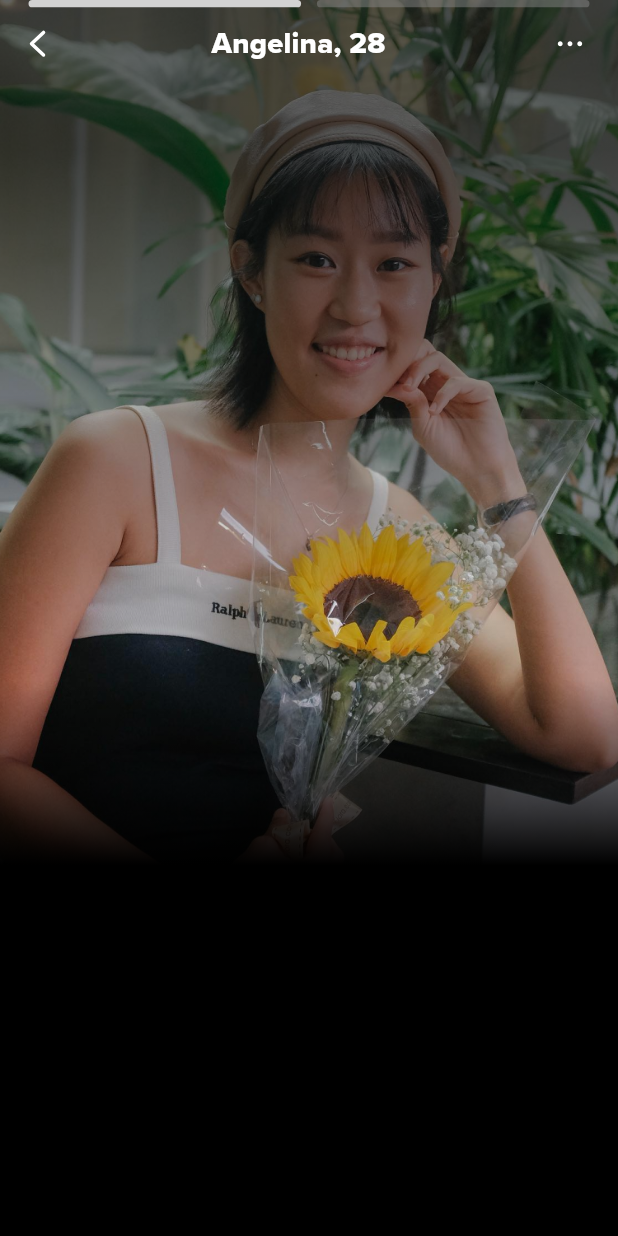
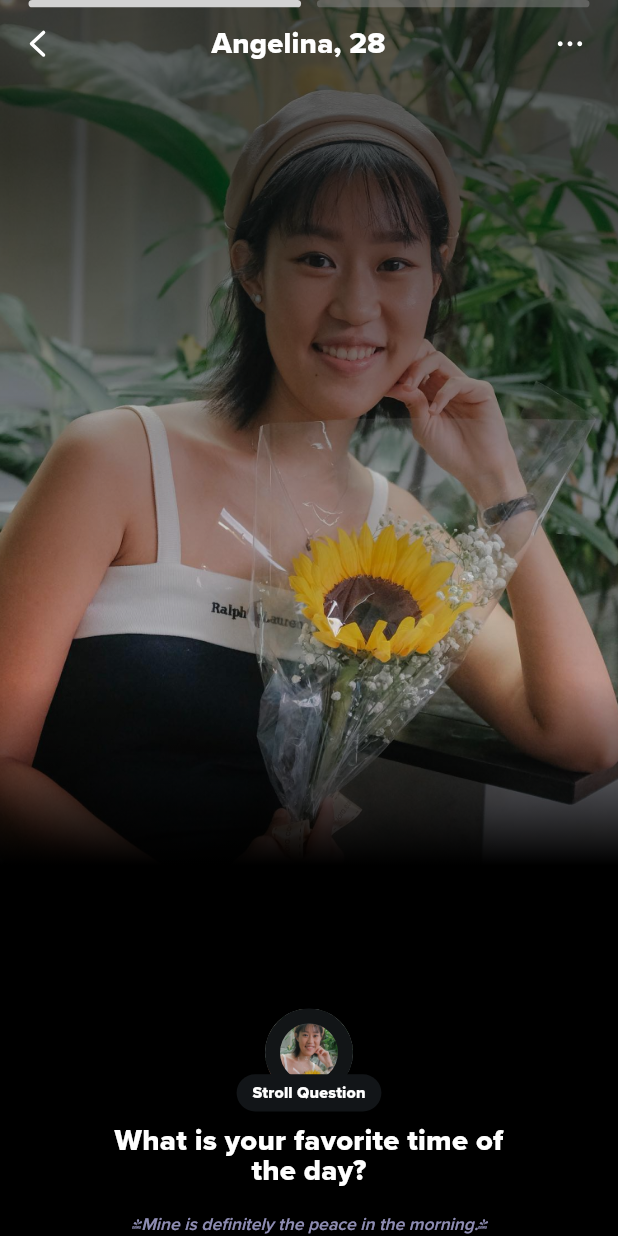
Before and after one commit to Raykemzy/loke-task-2, a Flutter app: the screen it shows after launch, on a phone screen of 412 x 824 dp. Run offline on Flutter 3.47's test engine with Material 3 defaults, Android fonts, the phone set to English and light mode, and no system bars; our stand-ins replace flutter_screenutil, flutter_svg, hive_flutter; accounts and stored records are empty.

Commit message:
bio section

```diff
--- a/lib/presentation/recording_view.dart
+++ b/lib/presentation/recording_view.dart
@@ -1,4 +1,5 @@
 import 'package:flutter/material.dart';
+import 'package:loke_task_2/presentation/widget/bio_section.dart';
 import 'package:loke_task_2/presentation/widget/custom_scaffold.dart';
 import 'package:loke_task_2/presentation/widget/header_section.dart';
 
@@ -13,6 +14,7 @@ class RecordingView extends StatelessWidget {
           children: [
             HeaderSection(),
             Spacer(),
+            BioSection(),
           ],
         ),
       ),
--- a/lib/presentation/widget/bio_section.dart
+++ b/lib/presentation/widget/bio_section.dart
@@ -11,28 +11,24 @@ class BioSection extends StatelessWidget {
     return Padding(
       padding: EdgeInsets.symmetric(horizontal: 50.w),
       child: Column(
-        crossAxisAlignment: CrossAxisAlignment.start,
         children: [
           const _PictureAndNameTag(),
-          Positioned(
-            left: 60,
-            top: 30,
-            child: SizedBox(
+          20.verticalSpace,
+          SizedBox(
             width: context.width / 1.5,
             child: Text(
               'What is your favorite time of the day?',
+              textAlign: TextAlign.center,
               style: context.theme.textTheme.titleMedium?.copyWith(height: 1),
             ),
           ),
-          ),
-          65.verticalSpace,
+          20.verticalSpace,
           Center(
             child: Text(
               '"Mine is definitely the peace in the morning."',
               style: context.theme.textTheme.displayMedium?.copyWith(
                   color: context.theme.colorScheme.secondary.withOpacity(0.7),
-                fontStyle: FontStyle.italic
-              ),
+                  fontStyle: FontStyle.italic),
             ),
           ),
         ],
@@ -48,29 +44,11 @@ class _PictureAndNameTag extends StatelessWidget {
   Widget build(BuildContext context) {
     return Stack(
       clipBehavior: Clip.none,
+      alignment: AlignmentDirectional.bottomCenter,
       children: [
         Container(
-          padding: EdgeInsets.only(
-            top: 5.h,
-            bottom: 5.h,
-            right: 20.w,
-            left: 50.w,
-          ),
-          decoration: BoxDecoration(
-            color: const Color(0xFF121518),
-            borderRadius: BorderRadius.circular(50.sp),
-          ),
-          child: Text(
-            'Stroll Question',
-            style: context.theme.textTheme.titleSmall,
-          ),
-        ),
-        Positioned(
-          left: -40,
-          top: -15,
-          child: Container(
-            width: 80.w,
-            height: 80.h,
+          width: 60.w,
+          height: 60.h,
           decoration: BoxDecoration(
             shape: BoxShape.circle,
             border: Border.all(
@@ -83,6 +61,19 @@ class _PictureAndNameTag extends StatelessWidget {
             ),
           ),
         ),
+        Positioned(
+          bottom: -10,
+          child: Container(
+            padding: EdgeInsets.symmetric(vertical: 5.h, horizontal: 10.w),
+            decoration: BoxDecoration(
+              color: const Color(0xFF121518),
+              borderRadius: BorderRadius.circular(50.sp),
+            ),
+            child: Text(
+              'Stroll Question',
+              style: context.theme.textTheme.titleSmall,
+            ),
+          ),
         ),
       ],
     );
```
Lines whose indentation alone changed are shown as unchanged.
